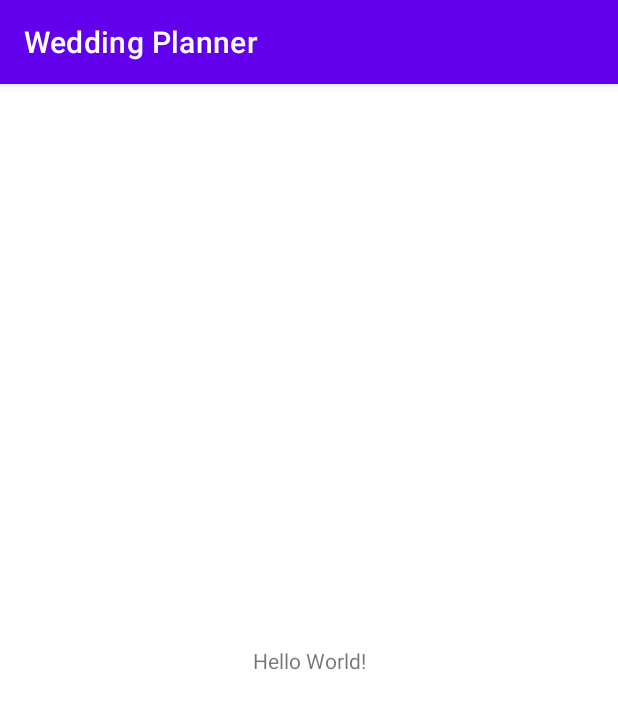
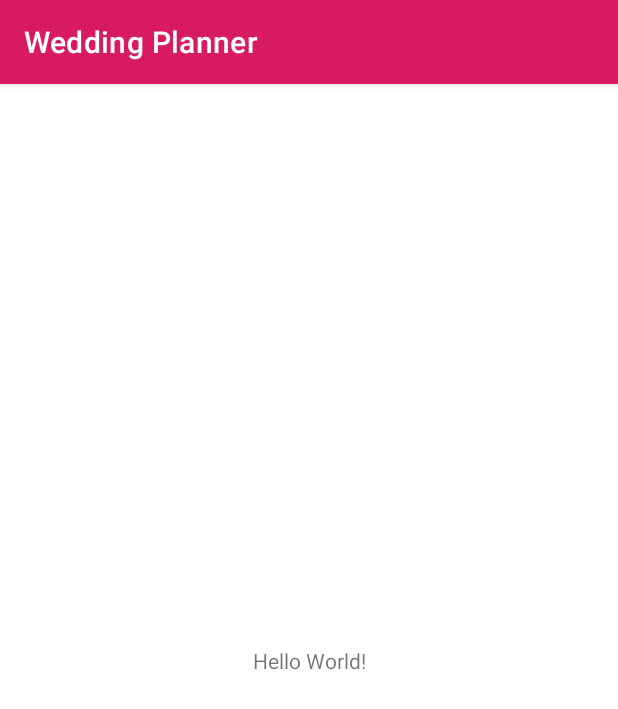
Before and after one commit to nuwan-coder/wedding-planner, an Android app: the screen it shows after launch (MainActivity), on a phone screen of 412 x 824 dp. Shown: the top 709 px of the screen. Run offline under Robolectric (Android 15) with nearby library versions, the phone set to English and light mode, and no system bars.

Commit message:
theme changes

```diff
--- a/app/src/main/res/values-night/themes.xml
+++ b/app/src/main/res/values-night/themes.xml
@@ -2,12 +2,12 @@
     <!-- Base application theme. -->
     <style name="Theme.WeddingPlanner" parent="Theme.MaterialComponents.DayNight.DarkActionBar">
         <!-- Primary brand color. -->
-        <item name="colorPrimary">@color/purple_200</item>
-        <item name="colorPrimaryVariant">@color/purple_700</item>
-        <item name="colorOnPrimary">@color/black</item>
+        <item name="colorPrimary">@color/pink_600</item>
+        <item name="colorPrimaryVariant">@color/pink_950</item>
+        <item name="colorOnPrimary">@color/white</item>
         <!-- Secondary brand color. -->
-        <item name="colorSecondary">@color/teal_200</item>
-        <item name="colorSecondaryVariant">@color/teal_200</item>
+        <item name="colorSecondary">@color/purple_400</item>
+        <item name="colorSecondaryVariant">@color/purple_700</item>
         <item name="colorOnSecondary">@color/black</item>
         <!-- Status bar color. -->
         <item name="android:statusBarColor" tools:targetApi="l">?attr/colorPrimaryVariant</item>
--- a/app/src/main/res/values/colors.xml
+++ b/app/src/main/res/values/colors.xml
@@ -1,10 +1,10 @@
 <?xml version="1.0" encoding="utf-8"?>
 <resources>
-    <color name="purple_200">#FFBB86FC</color>
-    <color name="purple_500">#FF6200EE</color>
-    <color name="purple_700">#FF3700B3</color>
-    <color name="teal_200">#FF03DAC5</color>
-    <color name="teal_700">#FF018786</color>
+    <color name="pink_400">#FFEC407A</color>
+    <color name="pink_600">#FFD81B60</color>
+    <color name="pink_950">#FFB31650</color>
+    <color name="purple_400">#FFAB47BC</color>
+    <color name="purple_700">#FF7B1FA2</color>
     <color name="black">#FF000000</color>
     <color name="white">#FFFFFFFF</color>
 </resources>
--- a/app/src/main/res/values/themes.xml
+++ b/app/src/main/res/values/themes.xml
@@ -2,15 +2,16 @@
     <!-- Base application theme. -->
     <style name="Theme.WeddingPlanner" parent="Theme.MaterialComponents.DayNight.DarkActionBar">
         <!-- Primary brand color. -->
-        <item name="colorPrimary">@color/purple_500</item>
-        <item name="colorPrimaryVariant">@color/purple_700</item>
+        <item name="colorPrimary">@color/pink_600</item>
+        <item name="colorPrimaryVariant">@color/pink_950</item>
         <item name="colorOnPrimary">@color/white</item>
         <!-- Secondary brand color. -->
-        <item name="colorSecondary">@color/teal_200</item>
-        <item name="colorSecondaryVariant">@color/teal_700</item>
+        <item name="colorSecondary">@color/purple_400</item>
+        <item name="colorSecondaryVariant">@color/purple_700</item>
         <item name="colorOnSecondary">@color/black</item>
         <!-- Status bar color. -->
         <item name="android:statusBarColor" tools:targetApi="l">?attr/colorPrimaryVariant</item>
         <!-- Customize your theme here. -->
+        <!-- Radio buttons. -->
     </style>
 </resources>
```
